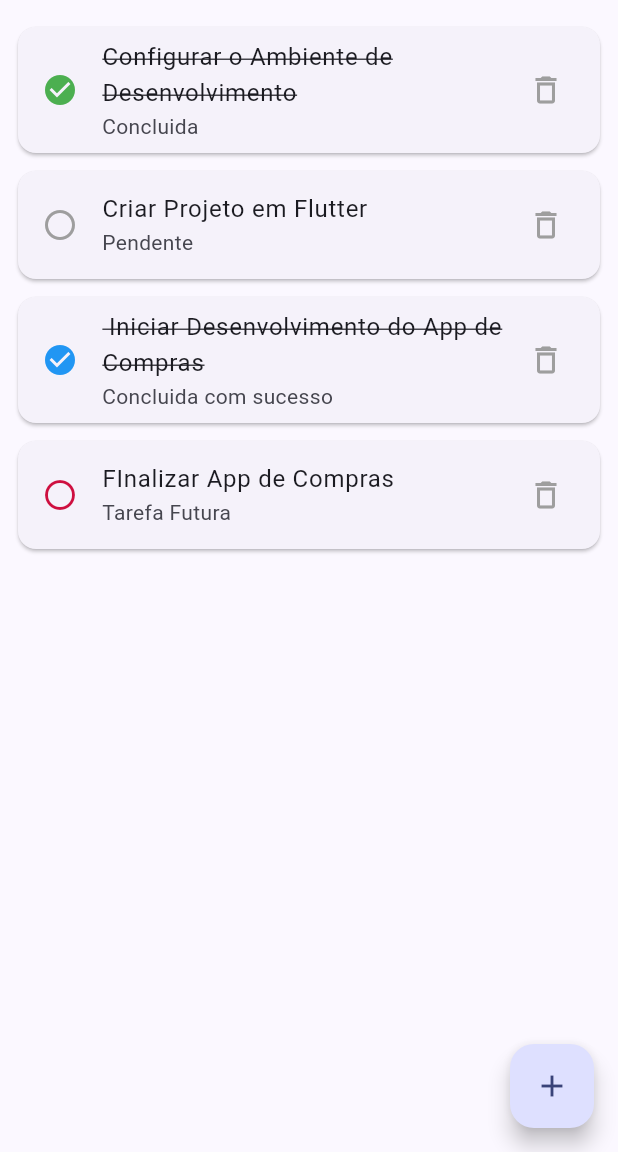
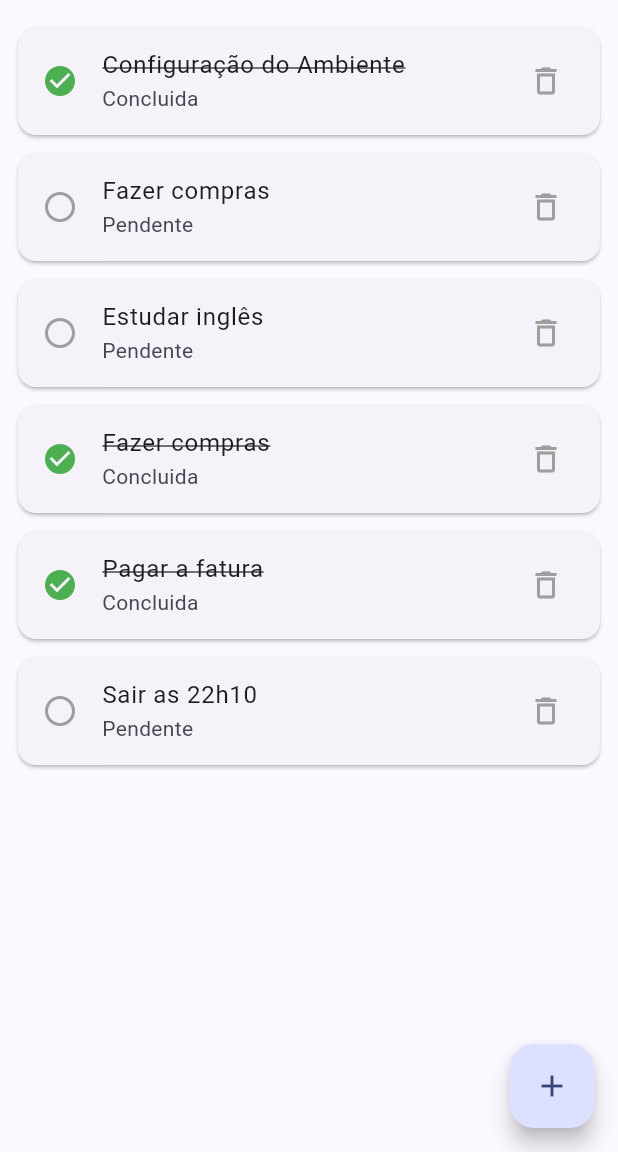
Before and after one commit to PedroMartins-M/apptarefa, a Flutter app: the screen it shows after launch, on a phone screen of 412 x 824 dp, the part 84-1236 px from its top. Run offline on Flutter 3.47's test engine with Material 3 defaults, Android fonts, the phone set to English and light mode, and no system bars.

Commit message:
Criação de Lista de Tarefas com ListBuilder - Fase B

```diff
--- a/lib/lista_tarefas_page.dart
+++ b/lib/lista_tarefas_page.dart
@@ -5,97 +5,54 @@ class ListaTarefasPage extends StatelessWidget {
 
   @override
   Widget build(BuildContext context) {
+
+  final List<Map<String, dynamic>> tarefas = [
+
+    {'titulo' : 'Configuração do Ambiente', 'situacao' : true},
+    {'titulo' : 'Fazer compras', 'situacao' : false},
+    {'titulo' : 'Estudar inglês', 'situacao' : false},
+    {'titulo' : 'Fazer compras', 'situacao' : true},
+    {'titulo' : 'Pagar a fatura', 'situacao' : true},
+    {'titulo' : 'Sair as 22h10', 'situacao' : false},
+  ];
+
+
     return Scaffold(
       appBar: AppBar(
         title: Text("Minhas Tarefas"),
         centerTitle: true,
       ),
 
-      body: ListView(
+      body: ListView.builder(
         padding: EdgeInsets.all(12),
-        children: [
-          Card(
+        itemCount: tarefas.length,
+        itemBuilder: (context, index) {
+
+          final tarefa = tarefas[index];
+          final bool situacao = tarefa['situacao'];
+
+          return Card(
             margin: EdgeInsets.symmetric(vertical: 6),
             child: ListTile(
               leading: Icon(
-                Icons.check_circle,
-                color: Colors.green,
+                situacao ? Icons.check_circle : Icons.circle_outlined,
+                color: situacao ? Colors.green : Colors.grey,
               ),
               title: Text(
-                'Configurar o Ambiente de Desenvolvimento',
+                tarefa['titulo'],
                 style: TextStyle(
-                  decoration: TextDecoration.lineThrough,
+                  decoration: situacao ? TextDecoration.lineThrough : TextDecoration.none,
                 ),
               ),
 
-              subtitle: Text('Concluida'),
+              subtitle:  Text(situacao ?'Concluida' : 'Pendente'),
               trailing: Icon(
                 Icons.delete_outline,
                 color: Colors.grey,
               ),
             ),
-          ),
-
-          Card(
-            margin: EdgeInsets.symmetric(vertical: 6),
-            child: ListTile(
-              leading: Icon(
-                Icons.circle_outlined,
-                color: Colors.grey,
-              ),
-              title: Text(
-                'Criar Projeto em Flutter',
-              ),
-
-              subtitle: Text('Pendente'),
-              trailing: Icon(
-                Icons.delete_outline,
-                color: Colors.grey,
-              ),
-            ),
-          ),
-
-          Card(
-            margin: EdgeInsets.symmetric(vertical: 6),
-            child: ListTile(
-              leading: Icon(
-                Icons.check_circle,
-                color: Colors.blue,
-              ),
-              title: Text(
-                ' Iniciar Desenvolvimento do App de Compras',
-                style: TextStyle(
-                  decoration: TextDecoration.lineThrough,
-                ),
-              ),
-
-              subtitle: Text('Concluida com sucesso'),
-              trailing: Icon(
-                Icons.delete_outline,
-                color: Colors.grey,
-              ),
-            ),
-          ),
-
-          Card(
-            margin: EdgeInsets.symmetric(vertical: 6),
-            child: ListTile(
-              leading: Icon(
-                Icons.circle_outlined,
-                color: const Color.fromARGB(255, 206, 15, 63),
-              ),
-              title: Text(
-                'FInalizar App de Compras',
-              ),
-
-              subtitle: Text('Tarefa Futura'),
-              trailing: Icon(
-                Icons.delete_outline,
-                color: Colors.grey,
-              ),
-            ),
-          ),
-        ],
+          );
+        }
       ),
       floatingActionButton: FloatingActionButton(onPressed: () {},
       child: Icon(Icons.add),
```
